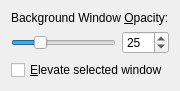
Old version of the form effects/boxswitch_config.ui in the repository KDE/kwin.
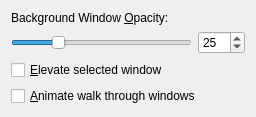
New version of the form.

Commit message: Add animation to boxswitch effect. Animation is default off. If turned on the highlight is in the center of the box and the thumbnails are moved on alt+tab so that the currently selected window will be in the center.

```diff
--- a/effects/boxswitch_config.ui
+++ b/effects/boxswitch_config.ui
@@ -5,8 +5,8 @@
    <rect>
     <x>0</x>
     <y>0</y>
-    <width>175</width>
-    <height>86</height>
+    <width>256</width>
+    <height>117</height>
    </rect>
   </property>
   <layout class="QVBoxLayout" >
@@ -60,6 +60,13 @@
      </property>
     </widget>
    </item>
+   <item>
+    <widget class="QCheckBox" name="animateBox" >
+     <property name="text" >
+      <string>&amp;Animate walk through windows</string>
+     </property>
+    </widget>
+   </item>
   </layout>
  </widget>
  <tabstops>
```
The commit also changes 3 other files.
